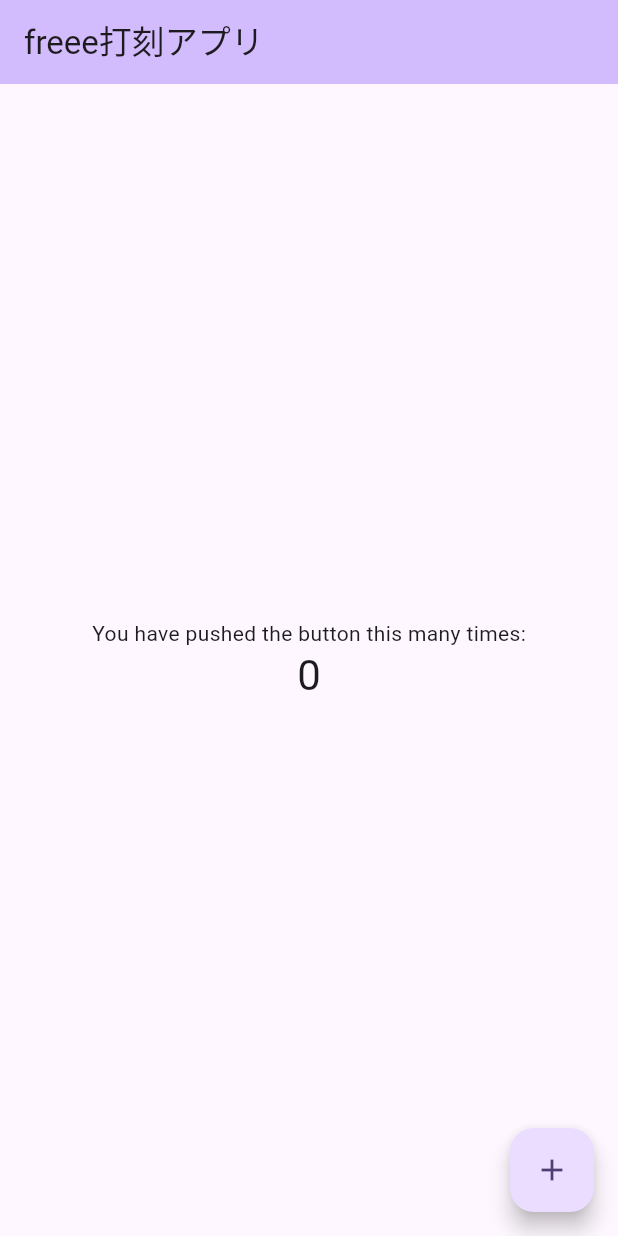
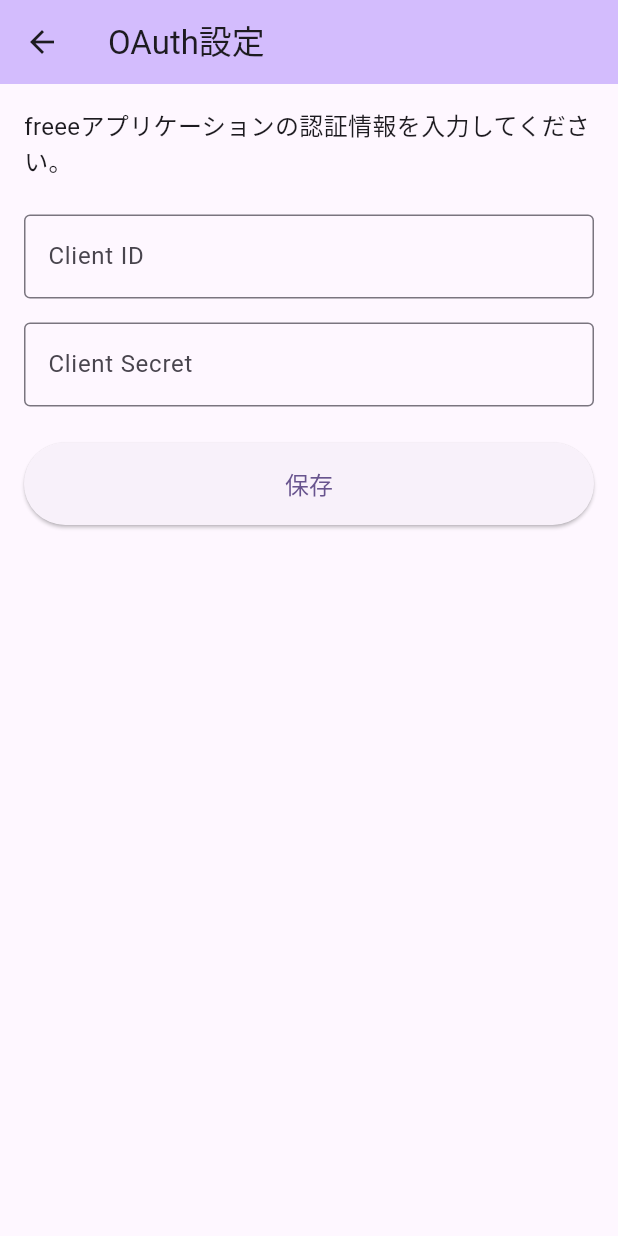
Before and after one commit to fukata/freee_dakoku_flutter, a Flutter app: the screen it shows after launch, on a phone screen of 412 x 824 dp. Run offline on Flutter 3.47's test engine with Material 3 defaults, Android fonts, the light colour scheme and no system bars; our stand-ins replace shared_preferences.

Commit message:
OAuthの設定画面を追加

```diff
--- /dev/null
+++ b/lib/screens/oauth_settings_screen.dart
@@ -0,0 +1,129 @@
+import 'package:flutter/material.dart';
+import '../services/settings_service.dart';
+
+class OAuthSettingsScreen extends StatefulWidget {
+  const OAuthSettingsScreen({super.key});
+
+  @override
+  State<OAuthSettingsScreen> createState() => _OAuthSettingsScreenState();
+}
+
+class _OAuthSettingsScreenState extends State<OAuthSettingsScreen> {
+  final TextEditingController _clientIdController = TextEditingController();
+  final TextEditingController _clientSecretController = TextEditingController();
+  bool _isLoading = true;
+  final _formKey = GlobalKey<FormState>();
+
+  @override
+  void initState() {
+    super.initState();
+    _loadSettings();
+  }
+
+  Future<void> _loadSettings() async {
+    final clientId = await SettingsService.getClientId();
+    final clientSecret = await SettingsService.getClientSecret();
+
+    setState(() {
+      if (clientId != null) _clientIdController.text = clientId;
+      if (clientSecret != null) _clientSecretController.text = clientSecret;
+      _isLoading = false;
+    });
+  }
+
+  Future<void> _saveSettings() async {
+    if (!_formKey.currentState!.validate()) {
+      return;
+    }
+
+    setState(() {
+      _isLoading = true;
+    });
+
+    await SettingsService.saveClientId(_clientIdController.text);
+    await SettingsService.saveClientSecret(_clientSecretController.text);
+
+    setState(() {
+      _isLoading = false;
+    });
+
+    if (!mounted) return;
+
+    ScaffoldMessenger.of(
+      context,
+    ).showSnackBar(const SnackBar(content: Text('設定が保存されました')));
+
+    Navigator.of(context).pop(true); // 設定が完了したことを通知するためにtrue返す
+  }
+
+  @override
+  void dispose() {
+    _clientIdController.dispose();
+    _clientSecretController.dispose();
+    super.dispose();
+  }
+
+  @override
+  Widget build(BuildContext context) {
+    return Scaffold(
+      appBar: AppBar(
+        title: const Text('OAuth設定'),
+        backgroundColor: Theme.of(context).colorScheme.inversePrimary,
+      ),
+      body:
+          _isLoading
+              ? const Center(child: CircularProgressIndicator())
+              : SingleChildScrollView(
+                padding: const EdgeInsets.all(16.0),
+                child: Form(
+                  key: _formKey,
+                  child: Column(
+                    crossAxisAlignment: CrossAxisAlignment.stretch,
+                    children: [
+                      const Text(
+                        'freeeアプリケーションの認証情報を入力してください。',
+                        style: TextStyle(fontSize: 16),
+                      ),
+                      const SizedBox(height: 24),
+                      TextFormField(
+                        controller: _clientIdController,
+                        decoration: const InputDecoration(
+                          labelText: 'Client ID',
+                          border: OutlineInputBorder(),
+                        ),
+                        validator: (value) {
+                          if (value == null || value.isEmpty) {
+                            return 'Client IDを入力してください';
+                          }
+                          return null;
+                        },
+                      ),
+                      const SizedBox(height: 16),
+                      TextFormField(
+                        controller: _clientSecretController,
+                        decoration: const InputDecoration(
+                          labelText: 'Client Secret',
+                          border: OutlineInputBorder(),
+                        ),
+                        validator: (value) {
+                          if (value == null || value.isEmpty) {
+                            return 'Client Secretを入力してください';
+                          }
+                          return null;
+                        },
+                      ),
+                      const SizedBox(height: 24),
+                      ElevatedButton(
+                        onPressed: _saveSettings,
+                        style: ElevatedButton.styleFrom(
+                          padding: const EdgeInsets.symmetric(vertical: 16.0),
+                        ),
+                        child: const Text('保存', style: TextStyle(fontSize: 16)),
+                      ),
+                    ],
+                  ),
+                ),
+              ),
+    );
+  }
+}
--- /dev/null
+++ b/lib/services/settings_service.dart
@@ -0,0 +1,47 @@
+import 'package:shared_preferences/shared_preferences.dart';
+
+class SettingsService {
+  static const String clientIdKey = 'oauth_client_id';
+  static const String clientSecretKey = 'oauth_client_secret';
+
+  // ClientIDを保存
+  static Future<bool> saveClientId(String clientId) async {
+    final SharedPreferences prefs = await SharedPreferences.getInstance();
+    return prefs.setString(clientIdKey, clientId);
+  }
+
+  // Client Secretを保存
+  static Future<bool> saveClientSecret(String clientSecret) async {
+    final SharedPreferences prefs = await SharedPreferences.getInstance();
+    return prefs.setString(clientSecretKey, clientSecret);
+  }
+
+  // ClientIDを取得
+  static Future<String?> getClientId() async {
+    final SharedPreferences prefs = await SharedPreferences.getInstance();
+    return prefs.getString(clientIdKey);
+  }
+
+  // Client Secretを取得
+  static Future<String?> getClientSecret() async {
+    final SharedPreferences prefs = await SharedPreferences.getInstance();
+    return prefs.getString(clientSecretKey);
+  }
+
+  // OAuth設定が完了しているかチェック
+  static Future<bool> isOAuthConfigured() async {
+    final clientId = await getClientId();
+    final clientSecret = await getClientSecret();
+    return clientId != null &&
+        clientId.isNotEmpty &&
+        clientSecret != null &&
+        clientSecret.isNotEmpty;
+  }
+
+  // 設定をクリア
+  static Future<bool> clearSettings() async {
+    final SharedPreferences prefs = await SharedPreferences.getInstance();
+    await prefs.remove(clientIdKey);
+    return prefs.remove(clientSecretKey);
+  }
+}
--- a/pubspec.yaml
+++ b/pubspec.yaml
@@ -34,6 +34,7 @@
   # The following adds the Cupertino Icons font to your application.
   # Use with the CupertinoIcons class for iOS style icons.
   cupertino_icons: ^1.0.8
+  shared_preferences: ^2.2.2
 
 dev_dependencies:
   flutter_test:
```
Also changed, not shown: lib/main.dart (+91 -74 lines), pubspec.lock, 1 other file.
